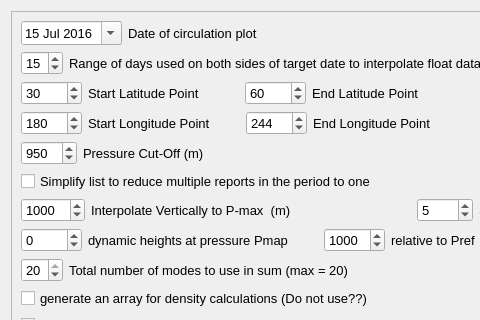
Old version of the form ui_Files/circulationapp.ui in the repository CallumColvine/ARGO-Float-Software; both pictures show x 0 to 480 and y 0 to 320 of the 805 by 584 pixel window.
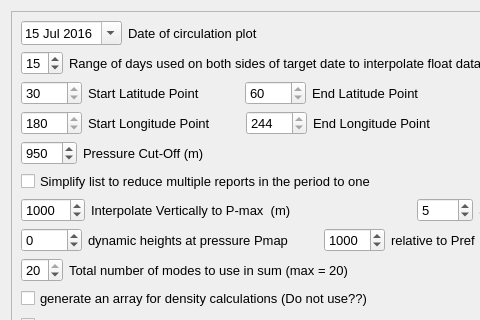
New version of the form.

Commit message: Added naming conventions for Circulation app output

The edit to the form file:
```diff
--- a/ui_Files/circulationapp.ui
+++ b/ui_Files/circulationapp.ui
@@ -128,6 +128,9 @@
              <pointsize>10</pointsize>
             </font>
            </property>
+           <property name="readOnly">
+            <bool>true</bool>
+           </property>
            <property name="minimum">
             <number>-9999</number>
            </property>
@@ -174,6 +177,9 @@
              <pointsize>10</pointsize>
             </font>
            </property>
+           <property name="readOnly">
+            <bool>true</bool>
+           </property>
            <property name="minimum">
             <number>-9999</number>
            </property>
@@ -221,6 +227,9 @@
              <pointsize>10</pointsize>
             </font>
            </property>
+           <property name="readOnly">
+            <bool>true</bool>
+           </property>
            <property name="minimum">
             <number>-9999</number>
            </property>
@@ -267,6 +276,9 @@
              <pointsize>10</pointsize>
             </font>
            </property>
+           <property name="readOnly">
+            <bool>true</bool>
+           </property>
            <property name="minimum">
             <number>-9999</number>
            </property>
```
The commit also changes 2 other files.
